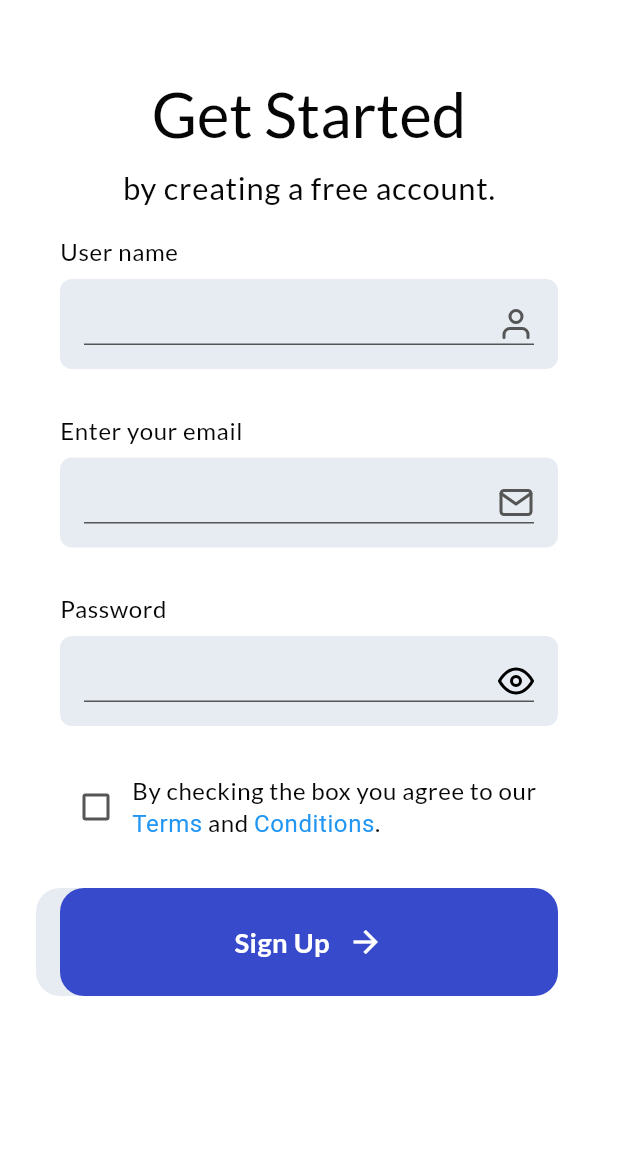
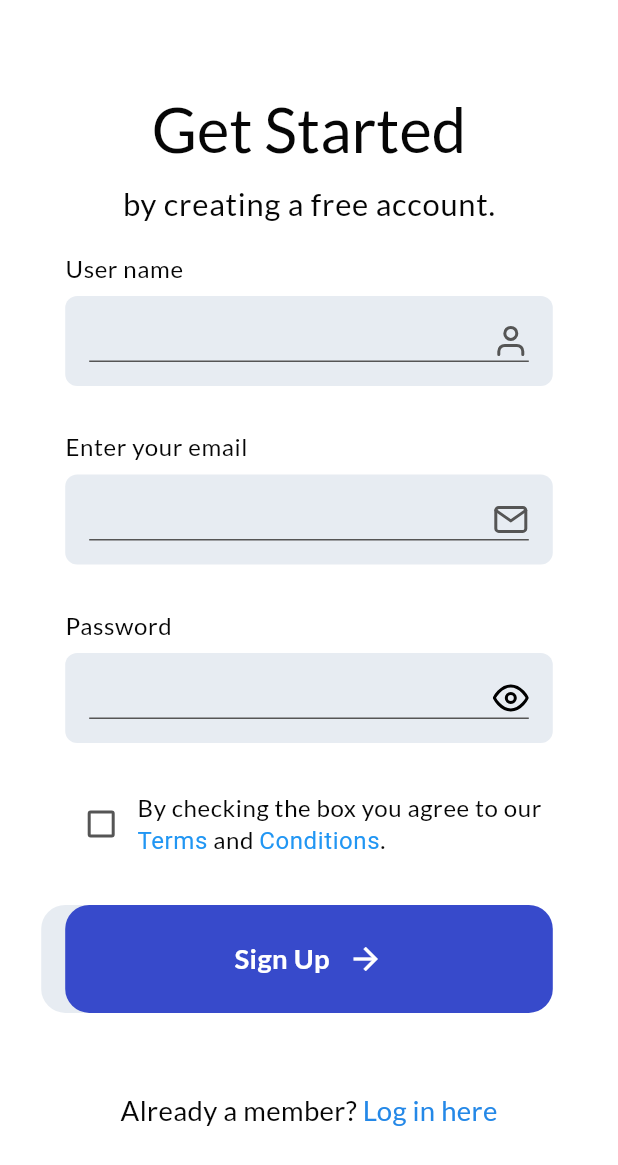
Before and after one commit to Snip-And-Style/temp-chat-mobile, a Flutter app: the RegisterPage screen opened by its route, on a phone screen of 412 x 824 dp. Shown: the top 1165 px of the screen. Run offline on Flutter 3.47's test engine with Material 3 defaults, Android fonts, the phone set to English and light mode, and no system bars; our stand-ins replace auto_route, bloc, firebase_core, flutter_bloc, flutter_dotenv, flutter_screenutil and 5 more; accounts and stored records are empty; generated files the repository leaves out were written again; network calls fail.

Commit message:
CHAT-4 Update auth widgets

```diff
--- a/lib/config/l10n/arb/app_en.arb
+++ b/lib/config/l10n/arb/app_en.arb
@@ -21,5 +21,7 @@
   "checkAndAgree": "By checking the box you agree to our ",
   "terms": "Terms",
   "and" : " and ",
-  "conditions": "Conditions"
+  "conditions": "Conditions",
+  "alreadyMember": "Already a member?",
+  "logInHere": "Log in here"
 }
--- a/lib/presentation/page/auth/register/register_page.dart
+++ b/lib/presentation/page/auth/register/register_page.dart
@@ -1,11 +1,15 @@
 import 'package:auto_route/auto_route.dart';
 import 'package:flutter/material.dart';
+import 'package:flutter_screenutil/flutter_screenutil.dart';
 import 'package:snip_and_style/config/extensions/build_context_extension.dart';
+import 'package:snip_and_style/config/router/app_route.dart';
 import 'package:snip_and_style/presentation/page/auth/register/widgets/register_form.dart';
+import 'package:snip_and_style/presentation/page/auth/widgets/auth_header.dart';
+import 'package:snip_and_style/presentation/page/auth/widgets/auth_navigation_button.dart';
 
-const _verticalPadding = 50.0;
-const _horizontalPadding = 24.0;
-const _spaceHeight = 8.0;
+final _verticalPadding = 50.h;
+final _horizontalPadding = 24.w;
+final _spaceHeight = 8.h;
 const _animationDuration = Duration(milliseconds: 500);
 
 @RoutePage()
@@ -18,42 +22,27 @@ class RegisterPage extends StatelessWidget {
       backgroundColor: Colors.white,
       body: SafeArea(
         child: Padding(
-          padding: const EdgeInsets.symmetric(
+          padding: EdgeInsets.symmetric(
             vertical: _verticalPadding,
             horizontal: _horizontalPadding,
           ),
           child: Column(
             children: [
-              _buildHeaderText(context),
-              _buildAnimatedRegisterForm(),
+              AuthHeader(
+                title: context.l10n.getStarted,
+                subTitle: context.l10n.getStartedFrom,
+              ),
+              const RegisterForm(),
+              const Spacer(),
+              AuthNavigationButton(
+                onPressed: () => context.router.replace(const LoginRoute()),
+                title: context.l10n.alreadyMember,
+                subTitle: context.l10n.logInHere,
+              ),
             ],
           ),
         ),
       ),
     );
   }
-
-  Widget _buildHeaderText(BuildContext context) {
-    return Column(
-      children: [
-        Text(
-          context.l10n.getStarted,
-          style: context.textTheme.headlineLarge,
-        ),
-        const SizedBox(height: _spaceHeight),
-        Text(
-          context.l10n.getStartedFrom,
-          style: context.textTheme.bodyLarge,
-        ),
-      ],
-    );
-  }
-
-  Widget _buildAnimatedRegisterForm() {
-    return const AnimatedOpacity(
-      duration: _animationDuration,
-      opacity: 1,
-      child: RegisterForm(),
-    );
-  }
 }
--- /dev/null
+++ b/lib/presentation/page/auth/widgets/auth_header.dart
@@ -0,0 +1,31 @@
+import 'package:flutter/widgets.dart';
+import 'package:flutter_screenutil/flutter_screenutil.dart';
+import 'package:snip_and_style/config/extensions/build_context_extension.dart';
+
+class AuthHeader extends StatelessWidget {
+  const AuthHeader({
+    super.key,
+    required this.title,
+    required this.subTitle,
+  });
+
+  final String title;
+  final String subTitle;
+
+  @override
+  Widget build(BuildContext context) {
+    return Column(
+      children: [
+        Text(
+          title,
+          style: context.textTheme.headlineLarge,
+        ),
+        SizedBox(height: 8.h),
+        Text(
+          subTitle,
+          style: context.textTheme.bodyLarge,
+        ),
+      ],
+    );
+  }
+}
--- /dev/null
+++ b/lib/presentation/page/auth/widgets/auth_navigation_button.dart
@@ -0,0 +1,41 @@
+import 'package:auto_route/auto_route.dart';
+import 'package:flutter/material.dart';
+import 'package:flutter/widgets.dart';
+import 'package:snip_and_style/config/extensions/build_context_extension.dart';
+import 'package:snip_and_style/config/router/app_route.dart';
+
+class AuthNavigationButton extends StatelessWidget {
+  const AuthNavigationButton({
+    super.key,
+    required this.onPressed,
+    required this.title,
+    required this.subTitle,
+  });
+
+  final void Function() onPressed;
+  final String title;
+  final String subTitle;
+
+  @override
+  Widget build(BuildContext context) {
+    return TextButton(
+      onPressed: onPressed,
+      child: RichText(
+        text: TextSpan(
+          children: [
+            TextSpan(
+              text: '$title ',
+              style: context.textTheme.bodyMedium,
+            ),
+            TextSpan(
+              text: subTitle,
+              style: context.textTheme.bodyMedium!.copyWith(
+                color: context.color.outlineVariant,
+              ),
+            ),
+          ],
+        ),
+      ),
+    );
+  }
+}
```
Also changed, not shown: lib/config/l10n/arb/app_uk.arb (+6 -4 lines), lib/presentation/page/auth/login/login_page.dart (+17 -55 lines).
